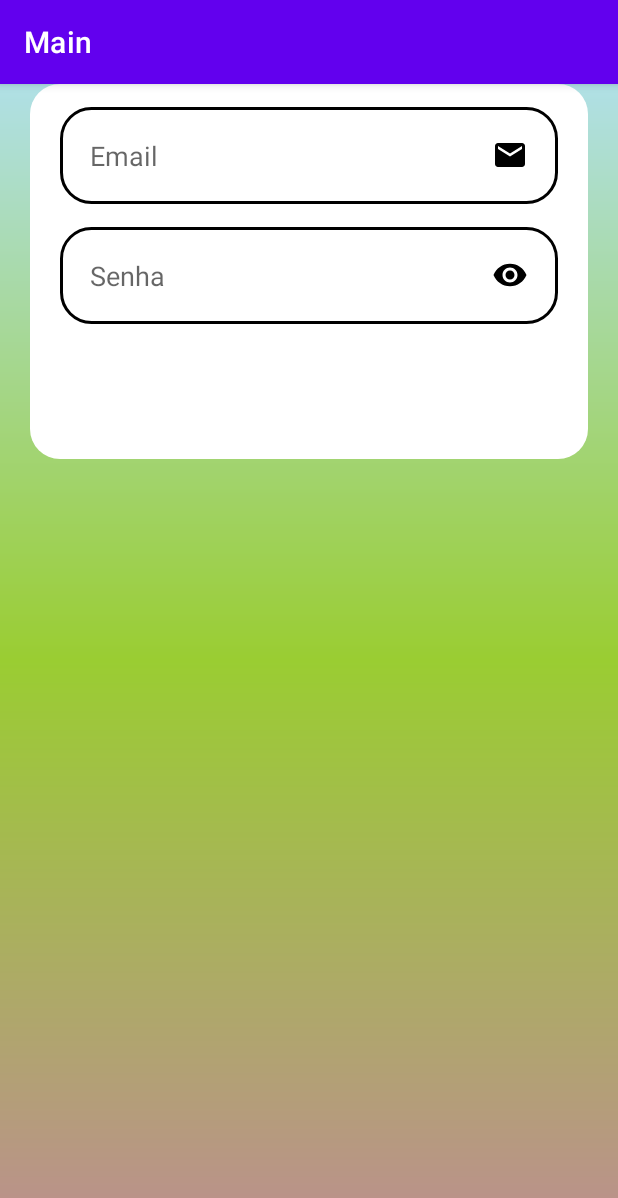
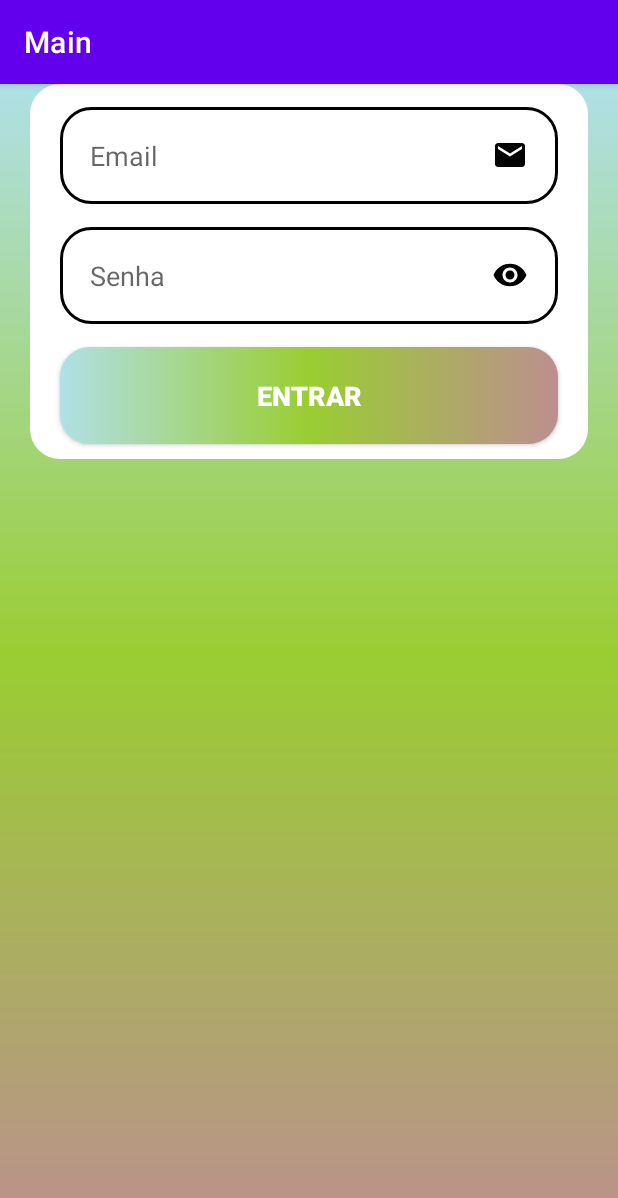
Before and after one commit to VinciPy/si.03-cadastro-pessoa-android, an Android app: the screen it shows after launch (MainActivity), on a phone screen of 412 x 824 dp. Shown: the top 1198 px of the screen. Run offline under Robolectric (Android 15) with nearby library versions, the phone set to English and light mode, and no system bars.

Commit message:
Update.1.0.4
Adicionado_botao_entrar

```diff
--- /dev/null
+++ b/app/src/main/res/drawable/button.xml
@@ -0,0 +1,13 @@
+<?xml version="1.0" encoding="utf-8"?>
+<shape xmlns:android="http://schemas.android.com/apk/res/android">
+
+    <corners android:radius="20dp"/>
+    <gradient
+        android:startColor="@color/marrom"
+        android:centerColor="@color/verde_amarelado"
+        android:endColor="@color/azul_polvora"
+        android:angle="180"
+        />
+
+
+</shape>
--- a/app/src/main/res/layout/activity_main.xml
+++ b/app/src/main/res/layout/activity_main.xml
@@ -35,5 +35,14 @@
         app:layout_constraintTop_toBottomOf="@id/edit_email"
         />
 
+    <androidx.appcompat.widget.AppCompatButton
+        style="@style/Button"
+        android:text="Entrar"
+        app:layout_constraintStart_toStartOf="parent"
+        app:layout_constraintEnd_toEndOf="parent"
+        app:layout_constraintTop_toBottomOf="@id/edit_senha"
+        />
+
+
 
 </androidx.constraintlayout.widget.ConstraintLayout>
--- a/app/src/main/res/values/styles.xml
+++ b/app/src/main/res/values/styles.xml
@@ -18,4 +18,17 @@
         <item name="android:layout_marginTop">15dp</item>
     </style>
 
+    <style name="Button">
+        <item name="android:layout_width">match_parent</item>
+        <item name="android:layout_height">wrap_content</item>
+        <item name="android:layout_marginLeft">40dp</item>
+        <item name="android:layout_marginRight">40dp</item>
+        <item name="android:layout_marginTop">15dp</item>
+        <item name="android:padding">20dp</item>
+        <item name="android:textColor">@color/white</item>
+        <item name="android:textSize">18sp</item>
+        <item name="android:textStyle">bold</item>
+        <item name="android:background">@drawable/button</item>
+    </style>
+
 </resources>
```
